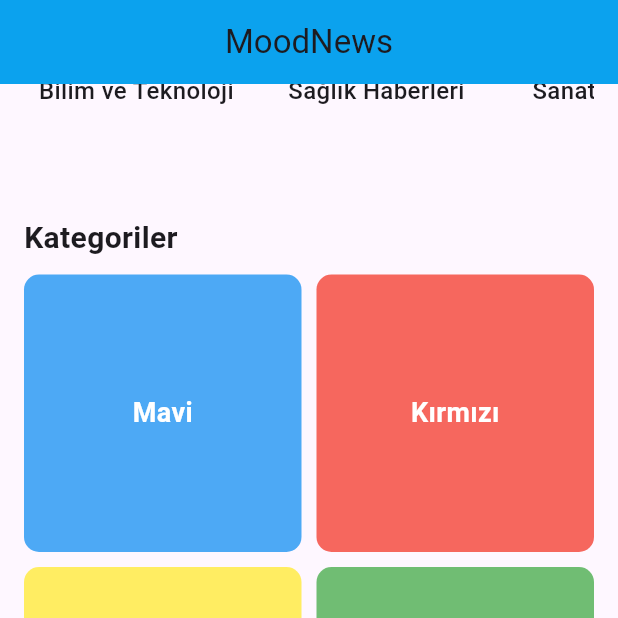
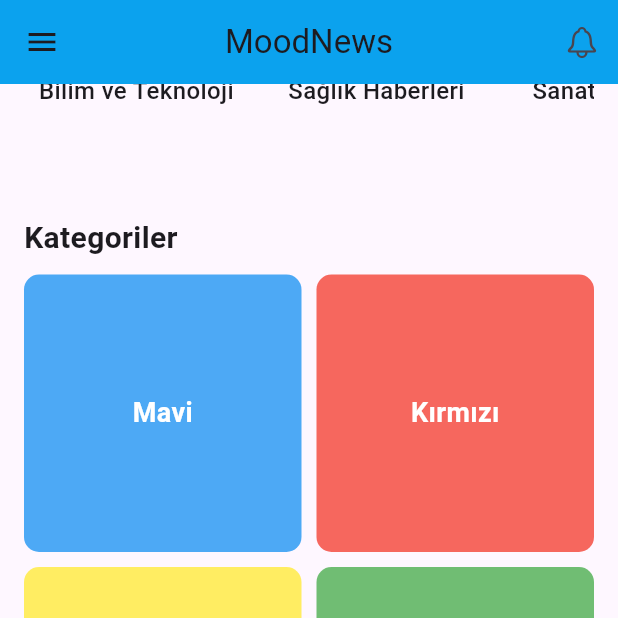
Before and after one commit to nilaykarabudak/N-Flutter, a Flutter app: the HomeScreen screen opened by its route, scrolled down 187 dp, on a phone screen of 412 x 824 dp, the top half of it. Run offline on Flutter 3.47's test engine with Material 3 defaults, Android fonts, the phone set to English and light mode, and no system bars; our stand-ins replace go_router, lottie; missing offline and left inert: dotlottie_loader.

Commit message:
Düzeltmeler
Düzeltmeler

```diff
--- a/lib/core/routes.dart
+++ b/lib/core/routes.dart
@@ -1,6 +1,7 @@
 // uygulamada sayfalari ve navigasyon islemlerini burada tanimlicaz
 
 import 'package:flutter/material.dart';
+import 'package:flutter_app/screens/category_screen.dart';
 import 'package:go_router/go_router.dart';
 import '../screens/history_screen.dart';
 import '../screens/loading_screen.dart';
@@ -8,6 +9,7 @@ import '../screens/home_screen.dart';
 import '../screens/profile_screen.dart';
 import '../screens/search_screen.dart';
 import '../screens/voice_screen.dart';
+import '../screens/category_screen.dart';
 
 // Router yapılandırması
 final router = GoRouter(
@@ -36,6 +38,10 @@ final router = GoRouter(
     GoRoute(
       path: '/history',
       builder: (context, state) => const HistoryScreen(),
+    ),
+    GoRoute(
+      path: '/category',
+      builder: (context, state) => const CategoryScreen(categoryName: '', categoryColor: Colors.black,),
     )
   ],
 );
--- a/lib/screens/home_screen.dart
+++ b/lib/screens/home_screen.dart
@@ -1,4 +1,10 @@
+
+import 'package:dotlottie_loader/dotlottie_loader.dart';
 import 'package:flutter/material.dart';
+import 'package:flutter/cupertino.dart';
+import 'package:flutter_app/core/constants.dart';
+import 'package:go_router/go_router.dart';
+import 'package:lottie/lottie.dart';
 
 class HomeScreen extends StatelessWidget {
   const HomeScreen({Key? key}) : super(key: key);
@@ -10,7 +16,77 @@ class HomeScreen extends StatelessWidget {
         title: const Text('MoodNews'),
         centerTitle: true,
         backgroundColor: Colors.lightBlue, // Primary renk
+        actions: [
+          IconButton(icon: const Icon(CupertinoIcons.bell),
+          onPressed: (){})
+        ],
       ),
+
+  // Drawer (Yan Menü)
+      drawer: Drawer(
+        backgroundColor: arkaplanRenkim,
+        elevation: 0,
+        child: Column(
+          children: [
+            // Drawer Header
+            Container(
+              height: 200,
+              // color: Colors.blue,
+              child: Column(
+                mainAxisAlignment: MainAxisAlignment.center,
+                children: [
+                  const Icon(
+                    CupertinoIcons.person_circle,
+                    size: 80,
+                    color: Colors.black87,
+                  ),
+                  const SizedBox(height: 10),
+                ],
+              ),
+            ),
+            // Menü öğeleri
+            ListTile(
+              leading: const Icon(CupertinoIcons.home),
+              title: const Text('Ana Sayfa'),
+              onTap: () {
+                Navigator.pop(context);
+              },
+            ),
+
+            ListTile(
+              leading: const Icon(CupertinoIcons.search),
+              title: const Text('History'),
+              onTap: () {
+                context.go("/history");
+              },
+            ),
+            ListTile(
+              leading: const Icon(CupertinoIcons.person),
+              title: const Text('Profile'),
+              onTap: () {
+                context.go("/profile");
+              },
+            ),
+            ListTile(
+              leading: const Icon(CupertinoIcons.person),
+              title: const Text('Kategori'),
+              onTap: () {
+                context.go("/category");
+              },
+            ),
+            ListTile(
+              leading: const Icon(CupertinoIcons.settings),
+              title: const Text('Ayarlar'),
+              onTap: () {
+                Navigator.pop(context);
+              },
+            ),
+          ],
+        ),
+      ),
+
+
+
       body: SingleChildScrollView(
         child: Padding(
           padding: const EdgeInsets.all(16.0),
@@ -49,10 +125,10 @@ class HomeScreen extends StatelessWidget {
                 mainAxisSpacing: 10,
                 physics: const NeverScrollableScrollPhysics(),
                 children: [
-                  _buildCategoryCard('Mavi', Colors.blue),
-                  _buildCategoryCard('Kırmızı', Colors.red),
-                  _buildCategoryCard('Sarı', Colors.yellow),
-                  _buildCategoryCard('Yeşil', Colors.green),
+                  _buildCategoryCard(context,'Mavi', Colors.blue),
+                  _buildCategoryCard(context,'Kırmızı', Colors.red),
+                  _buildCategoryCard(context,'Sarı', Colors.yellow),
+                  _buildCategoryCard(context,'Yeşil', Colors.green),
                 ],
               ),
               const SizedBox(height: 20),
@@ -102,10 +178,17 @@ class HomeScreen extends StatelessWidget {
   }
 
   // Kategori Kartları
-  Widget _buildCategoryCard(String title, Color color) {
+  Widget _buildCategoryCard(BuildContext context,String title, Color color) {
     return GestureDetector(
       onTap: () {
         // Kategoriye gitme işlemi
+        context.go(
+        '/category',
+        extra: {
+          'categoryName': title,
+          'categoryColor': color,
+        },
+      );
       },
       child: Container(
         decoration: BoxDecoration(
--- a/lib/widgets/bottom_menu.dart
+++ b/lib/widgets/bottom_menu.dart
@@ -35,7 +35,7 @@ class BottomMenu extends StatelessWidget {
               context.go("/voice");
             },
             icon: Icon(
-              Icons.android,
+              Icons.voice_chat,
             ),
           ),
           IconButton(
```
Also changed, not shown: lib/screens/category_screen.dart (+5 -3 lines), flutter_01.png (added), lib/screens/history_screen.dart (line endings or trailing spaces).
